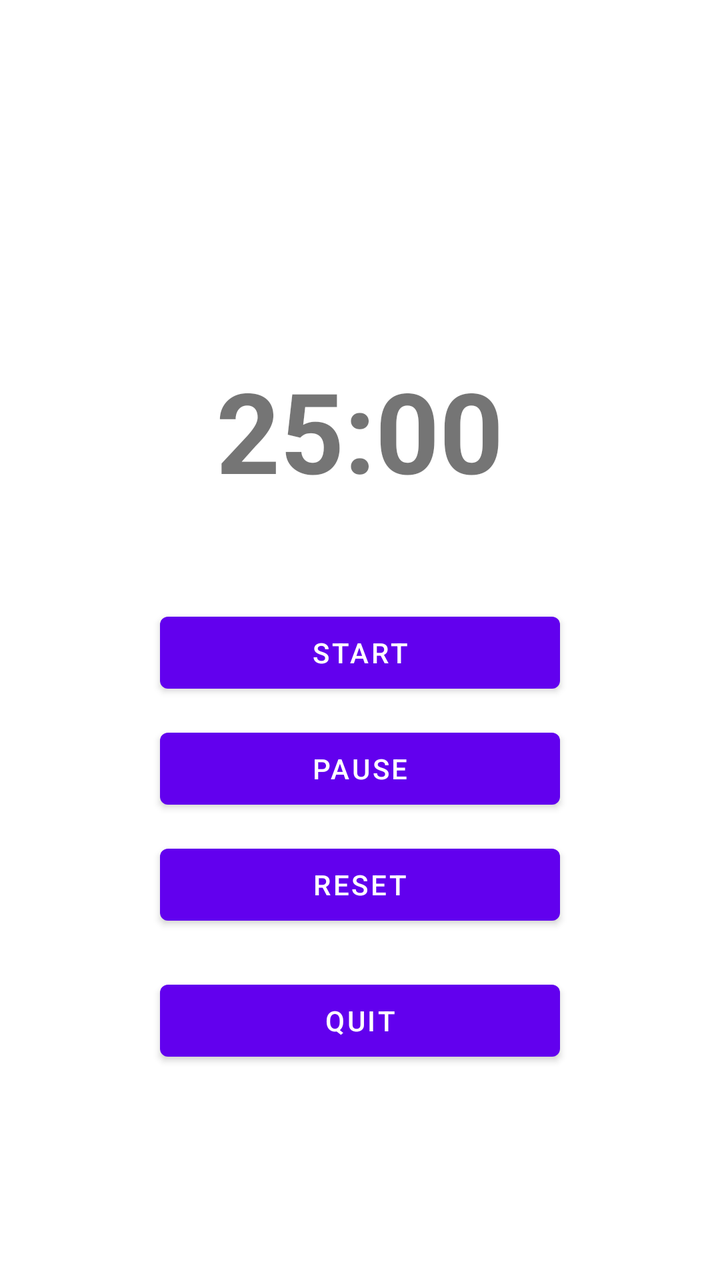
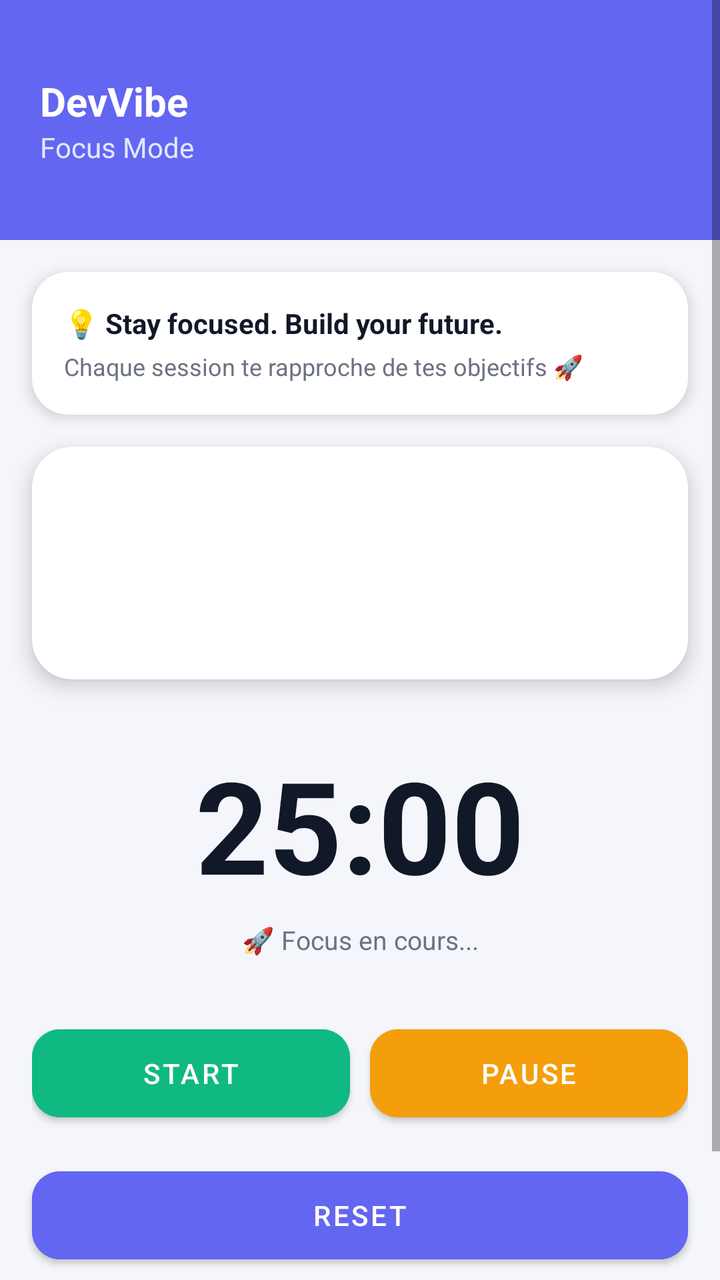

The first picture is an Android layout as it rendered before a commit; the second is the same layout after the commit. The layout source and the unified diff follow.
<!-- AndroidManifest.xml: application theme Theme.DevVibe -->
<!-- res/layout/activity_timer.xml -->
<?xml version="1.0" encoding="utf-8"?>
<LinearLayout
    xmlns:android="http://schemas.android.com/apk/res/android"
    android:orientation="vertical"
    android:gravity="center"
    android:padding="24dp"
    android:layout_width="match_parent"
    android:layout_height="match_parent">

    <TextView
        android:id="@+id/taskTitle"
        android:textSize="24sp"
        android:textStyle="bold"
        android:layout_marginBottom="40dp"
        android:layout_width="wrap_content"
        android:layout_height="wrap_content"/>

    <TextView
        android:id="@+id/timerText"
        android:text="25:00"
        android:textSize="56sp"
        android:textStyle="bold"
        android:layout_marginBottom="50dp"
        android:layout_width="wrap_content"
        android:layout_height="wrap_content"/>

    <Button
        android:id="@+id/btnStart"
        android:text="Start"
        android:layout_width="200dp"
        android:layout_height="wrap_content"/>

    <Button
        android:id="@+id/btnPause"
        android:text="Pause"
        android:layout_marginTop="10dp"
        android:layout_width="200dp"
        android:layout_height="wrap_content"/>

    <Button
        android:id="@+id/btnReset"
        android:text="Reset"
        android:layout_marginTop="10dp"
        android:layout_width="200dp"
        android:layout_height="wrap_content"/>

    <Button
        android:id="@+id/btnQuit"
        android:text="Quit"
        android:layout_marginTop="20dp"
        android:layout_width="200dp"
        android:layout_height="wrap_content"/>

</LinearLayout>
<!-- resources referenced by this layout -->
<resources>
  <style name="Theme.DevVibe" parent="Base.Theme.DevVibe" />
  <style name="Base.Theme.DevVibe" parent="Theme.MaterialComponents.DayNight.NoActionBar">
          
          
      </style>
</resources>

<!-- the commit's change to res/layout/activity_timer.xml (unified diff, before → after) -->
@@ -1,54 +1,192 @@
 <?xml version="1.0" encoding="utf-8"?>
-<LinearLayout
+<ScrollView
     xmlns:android="http://schemas.android.com/apk/res/android"
-    android:orientation="vertical"
-    android:gravity="center"
-    android:padding="24dp"
+    xmlns:app="http://schemas.android.com/apk/res-auto"
+    android:background="#F4F6FB"
     android:layout_width="match_parent"
     android:layout_height="match_parent">
 
-    <TextView
-        android:id="@+id/taskTitle"
-        android:textSize="24sp"
-        android:textStyle="bold"
-        android:layout_marginBottom="40dp"
-        android:layout_width="wrap_content"
-        android:layout_height="wrap_content"/>
+    <LinearLayout
+        android:orientation="vertical"
+        android:layout_width="match_parent"
+        android:layout_height="wrap_content">
 
-    <TextView
-        android:id="@+id/timerText"
-        android:text="25:00"
-        android:textSize="56sp"
-        android:textStyle="bold"
-        android:layout_marginBottom="50dp"
-        android:layout_width="wrap_content"
-        android:layout_height="wrap_content"/>
+        
+        <LinearLayout
+            android:layout_width="match_parent"
+            android:layout_height="120dp"
+            android:background="#6366F1"
+            android:padding="20dp"
+            android:orientation="vertical"
+            android:gravity="center_vertical">
 
-    <Button
-        android:id="@+id/btnStart"
-        android:text="Start"
-        android:layout_width="200dp"
-        android:layout_height="wrap_content"/>
+            <TextView
+                android:text="DevVibe"
+                android:textColor="#FFFFFF"
+                android:textSize="20sp"
+                android:textStyle="bold"
+                android:layout_height="wrap_content"
+                android:layout_width="match_parent"/>
 
-    <Button
-        android:id="@+id/btnPause"
-        android:text="Pause"
-        android:layout_marginTop="10dp"
-        android:layout_width="200dp"
-        android:layout_height="wrap_content"/>
+            <TextView
+                android:text="Focus Mode"
+                android:textColor="#E0E7FF"
+                android:textSize="14sp"
+                android:layout_height="wrap_content"
+                android:layout_width="match_parent"/>
+        </LinearLayout>
 
-    <Button
-        android:id="@+id/btnReset"
-        android:text="Reset"
-        android:layout_marginTop="10dp"
-        android:layout_width="200dp"
-        android:layout_height="wrap_content"/>
+        
+        <com.google.android.material.card.MaterialCardView
+            android:layout_margin="16dp"
+            android:layout_width="match_parent"
+            android:layout_height="wrap_content"
+            app:cardCornerRadius="18dp"
+            android:backgroundTint="#FFFFFF"
+            app:cardElevation="4dp">
 
-    <Button
-        android:id="@+id/btnQuit"
-        android:text="Quit"
-        android:layout_marginTop="20dp"
-        android:layout_width="200dp"
-        android:layout_height="wrap_content"/>
+            <LinearLayout
+                android:padding="16dp"
+                android:orientation="vertical"
+                android:layout_width="match_parent"
+                android:layout_height="wrap_content">
 
-</LinearLayout>
+                <TextView
+                    android:id="@+id/motivationText"
+                    android:text="💡 Stay focused. Build your future."
+                    android:textColor="#111827"
+                    android:textSize="14sp"
+                    android:textStyle="bold"
+                    android:layout_height="wrap_content"
+                    android:layout_width="match_parent"/>
+
+                <TextView
+                    android:text="Chaque session te rapproche de tes objectifs 🚀"
+                    android:textColor="#6B7280"
+                    android:textSize="12sp"
+                    android:layout_marginTop="4dp"
+                    android:layout_height="wrap_content"
+                    android:layout_width="match_parent"/>
+            </LinearLayout>
+        </com.google.android.material.card.MaterialCardView>
+
+        
+        <com.google.android.material.card.MaterialCardView
+            android:layout_marginHorizontal="16dp"
+            android:layout_width="match_parent"
+            android:layout_height="wrap_content"
+            app:cardCornerRadius="20dp"
+            android:backgroundTint="#FFFFFF"
+            app:cardElevation="6dp">
+
+            <LinearLayout
+                android:padding="20dp"
+                android:orientation="vertical"
+                android:layout_width="match_parent"
+                android:layout_height="wrap_content">
+
+                <TextView
+                    android:id="@+id/taskTitle"
+                    android:textSize="20sp"
+                    android:textStyle="bold"
+                    android:textColor="#111827"
+                    android:layout_height="wrap_content"
+                    android:layout_width="match_parent"/>
+
+                <TextView
+                    android:id="@+id/taskDescription"
+                    android:textSize="14sp"
+                    android:textColor="#6B7280"
+                    android:layout_marginTop="6dp"
+                    android:layout_height="wrap_content"
+                    android:layout_width="match_parent"/>
+
+                <TextView
+                    android:id="@+id/taskType"
+                    android:textSize="12sp"
+                    android:textColor="#6366F1"
+                    android:layout_marginTop="8dp"
+                    android:layout_height="wrap_content"
+                    android:layout_width="match_parent"/>
+
+            </LinearLayout>
+        </com.google.android.material.card.MaterialCardView>
+
+        
+        <TextView
+            android:id="@+id/timerText"
+            android:text="25:00"
+            android:textSize="64sp"
+            android:textStyle="bold"
+            android:textColor="#111827"
+            android:layout_marginTop="30dp"
+            android:gravity="center"
+            android:layout_width="match_parent"
+            android:layout_height="wrap_content"/>
+
+        
+        <TextView
+            android:id="@+id/focusMessage"
+            android:text="🚀 Focus en cours..."
+            android:textColor="#6B7280"
+            android:textSize="13sp"
+            android:gravity="center"
+            android:layout_marginTop="6dp"
+            android:layout_width="match_parent"
+            android:layout_height="wrap_content"/>
+
+        
+        <LinearLayout
+            android:orientation="horizontal"
+            android:layout_marginTop="30dp"
+            android:gravity="center"
+            android:paddingHorizontal="16dp"
+            android:layout_width="match_parent"
+            android:layout_height="wrap_content">
+
+            <com.google.android.material.button.MaterialButton
+                android:id="@+id/btnStart"
+                android:text="Start"
+                android:layout_width="0dp"
+                android:layout_weight="1"
+                android:layout_height="56dp"
+                android:backgroundTint="#10B981"
+                android:textColor="#FFFFFF"
+                app:cornerRadius="14dp"/>
+
+            <com.google.android.material.button.MaterialButton
+                android:id="@+id/btnPause"
+                android:text="Pause"
+                android:layout_width="0dp"
+                android:layout_weight="1"
+                android:layout_height="56dp"
+                android:layout_marginStart="10dp"
+                android:backgroundTint="#F59E0B"
+                android:textColor="#FFFFFF"
+                app:cornerRadius="14dp"/>
+        </LinearLayout>
+
+        <com.google.android.material.button.MaterialButton
+            android:id="@+id/btnReset"
+            android:text="Reset"
+            android:layout_marginTop="15dp"
+            android:layout_marginHorizontal="16dp"
+            android:layout_width="match_parent"
+            android:layout_height="56dp"
+            android:backgroundTint="#6366F1"
+            android:textColor="#FFFFFF"
+            app:cornerRadius="14dp"/>
+
+        <com.google.android.material.button.MaterialButton
+            android:id="@+id/btnQuit"
+            android:text="Quitter"
+            android:layout_marginTop="20dp"
+            android:layout_marginHorizontal="16dp"
+            android:layout_width="match_parent"
+            android:layout_height="56dp"
+            android:backgroundTint="#EF4444"
+            android:textColor="#FFFFFF"
+            app:cornerRadius="14dp"/>
+
+    </LinearLayout>
+</ScrollView>
